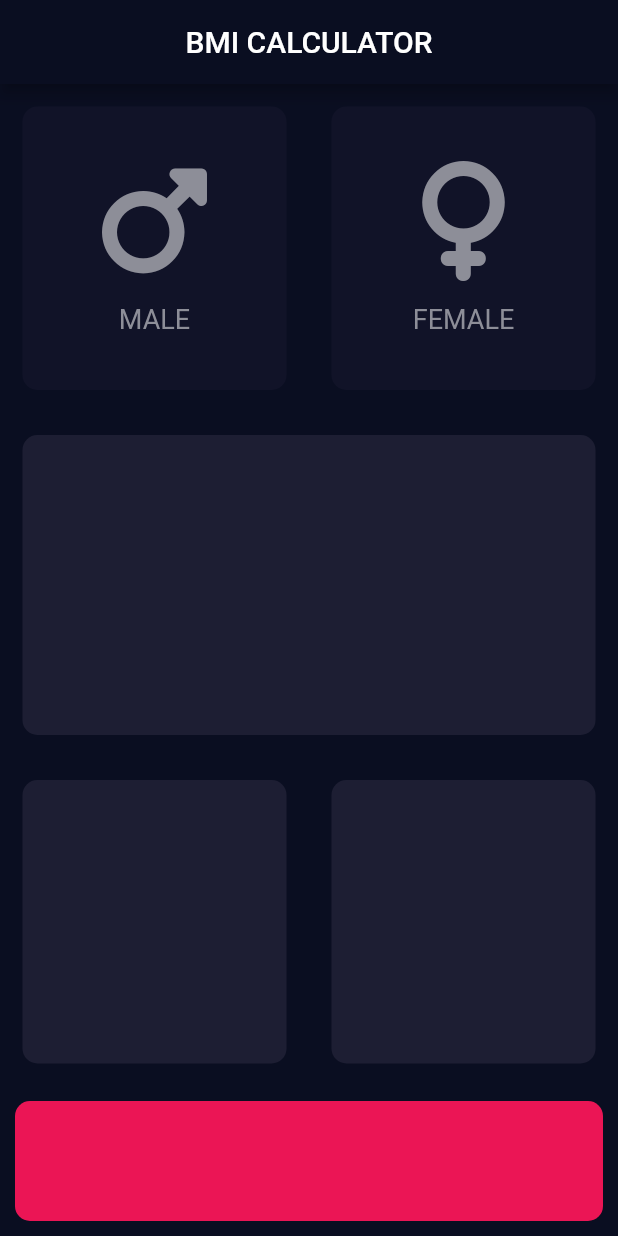
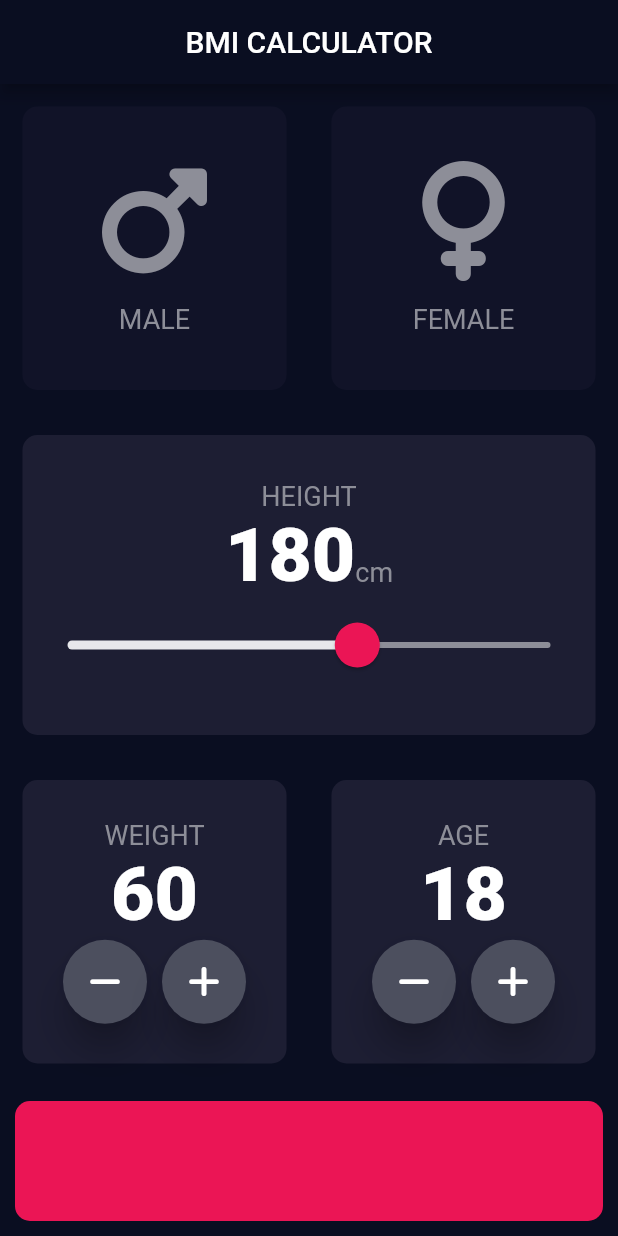
Before and after one commit to Ren-Tech/BMI-Calculator, a Flutter app: the screen it shows after launch, on a phone screen of 412 x 824 dp. Run offline on Flutter 3.47's test engine with Material 2 defaults, Android fonts, the phone set to English and light mode, and no system bars; our stand-ins replace font_awesome_flutter.

Commit message:
Implemented a  slider widget,  incorporated weight and age content into the reusable card, and crafted a custom rounded button.

```diff
--- a/lib/constants.dart
+++ b/lib/constants.dart
@@ -4,3 +4,10 @@ const double kBottomButtonHeight = 80;
 const Color kActiveCardColor = Color(0xFF1D1E33);
 const Color kInActiveCardColor = Color(0xFF111328);
 const Color kBottomButtonColor = Color(0xFFEB1555);
+const kCardTitleTextStyle = TextStyle(
+  color: Color(0xFF8D8E98),
+  fontSize: 18.0,
+);
+
+const kCardNumberTitleTextStyle =
+    TextStyle(fontSize: 50, fontWeight: FontWeight.w900);
--- a/lib/input_page.dart
+++ b/lib/input_page.dart
@@ -15,6 +15,9 @@ class InputPage extends StatefulWidget {
 
 class InputPageState extends State<InputPage> {
   Gender? selectedGender;
+  int height = 180;
+  int weight = 60;
+  int age = 18;
 
   @override
   Widget build(BuildContext context) {
@@ -23,6 +26,7 @@ class InputPageState extends State<InputPage> {
         title: const Center(child: Text('BMI CALCULATOR')),
       ),
       body: Column(
+        crossAxisAlignment: CrossAxisAlignment.stretch,
         children: [
           Expanded(
             child: Row(
@@ -69,20 +73,143 @@ class InputPageState extends State<InputPage> {
               ],
             ),
           ),
-          const ReusableCard(
+          ReusableCard(
+            cardChild: Column(
+              mainAxisAlignment: MainAxisAlignment.center,
+              children: [
+                const Text(
+                  'HEIGHT',
+                  style: kCardTitleTextStyle,
+                ),
+                Row(
+                  mainAxisAlignment: MainAxisAlignment.center,
+
+                  //this will make the baseline match each other
+                  crossAxisAlignment: CrossAxisAlignment.baseline,
+                  textBaseline: TextBaseline.alphabetic,
+                  children: [
+                    Text(
+                      height.toString(),
+                      style: kCardNumberTitleTextStyle,
+                    ),
+                    const Text(
+                      'cm',
+                      style: kCardTitleTextStyle,
+                    )
+                  ],
+                ),
+                SliderTheme(
+                  //this customize slider can be copy and paste it into the theme in main.dart to serve as the slider theme for any other slider in the app
+                  data: SliderTheme.of(context).copyWith(
+                    activeTrackColor: const Color.fromARGB(255, 231, 231, 235),
+                    inactiveTrackColor: const Color(0xFF8D8E98),
+                    thumbColor: const Color(0xFFEB1555),
+                    overlayColor: const Color(0x29EB1555),
+
+                    //this adjust the size of the overlay and thumb
+                    thumbShape:
+                        const RoundSliderThumbShape(enabledThumbRadius: 15),
+                    overlayShape:
+                        const RoundSliderOverlayShape(overlayRadius: 30),
+                  ),
+                  child: Slider(
+                    value: height.toDouble(),
+                    min: 120,
+                    max: 220,
+                    onChanged: (double newValue) {
+                      setState(() {
+                        height = newValue.round();
+                      });
+                    },
+                  ),
+                )
+              ],
+            ),
             color: kActiveCardColor,
             onUserTap: null,
           ),
-          const Expanded(
+          Expanded(
             child: Row(
               children: [
                 Expanded(
                   child: ReusableCard(
+                    cardChild: Column(
+                      mainAxisAlignment: MainAxisAlignment.center,
+                      children: [
+                        const Text(
+                          'WEIGHT',
+                          style: kCardTitleTextStyle,
+                        ),
+                        Text(
+                          weight.toString(),
+                          style: kCardNumberTitleTextStyle,
+                        ),
+                        Row(
+                          mainAxisAlignment: MainAxisAlignment.center,
+                          children: [
+                            RoundIconButton(
+                              icon: const Icon(FontAwesomeIcons.minus),
+                              onUserPressed: () {
+                                setState(() {
+                                  weight--;
+                                });
+                              },
+                            ),
+                            const SizedBox(
+                              width: 10,
+                            ),
+                            RoundIconButton(
+                              icon: const Icon(FontAwesomeIcons.plus),
+                              onUserPressed: () {
+                                setState(() {
+                                  weight++;
+                                });
+                              },
+                            ),
+                          ],
+                        )
+                      ],
+                    ),
                     color: kActiveCardColor,
                   ),
                 ),
                 Expanded(
                   child: ReusableCard(
+                    cardChild: Column(
+                      mainAxisAlignment: MainAxisAlignment.center,
+                      children: [
+                        const Text(
+                          'AGE',
+                          style: kCardTitleTextStyle,
+                        ),
+                        Text(
+                          age.toString(),
+                          style: kCardNumberTitleTextStyle,
+                        ),
+                        Row(
+                          mainAxisAlignment: MainAxisAlignment.center,
+                          children: [
+                            RoundIconButton(
+                                icon: const Icon(FontAwesomeIcons.minus),
+                                onUserPressed: () {
+                                  setState(() {
+                                    age--;
+                                  });
+                                }),
+                            const SizedBox(
+                              width: 10,
+                            ),
+                            RoundIconButton(
+                                icon: const Icon(FontAwesomeIcons.plus),
+                                onUserPressed: () {
+                                  setState(() {
+                                    age++;
+                                  });
+                                }),
+                          ],
+                        )
+                      ],
+                    ),
                     color: kActiveCardColor,
                   ),
                 ),
@@ -103,3 +230,27 @@ class InputPageState extends State<InputPage> {
     );
   }
 }
+
+class RoundIconButton extends StatelessWidget {
+  final Icon icon;
+  final Function() onUserPressed;
+  const RoundIconButton({
+    super.key,
+    required this.icon,
+    required this.onUserPressed,
+  });
+
+  @override
+  Widget build(BuildContext context) {
+    return RawMaterialButton(
+      onPressed: onUserPressed,
+      fillColor: const Color(0xFF4C4F5E),
+      shape: const CircleBorder(),
+      elevation: 10,
+
+      //to assign the size of the icon
+      constraints: const BoxConstraints.tightFor(height: 56, width: 56),
+      child: icon,
+    );
+  }
+}
--- a/lib/reusable_card_content.dart
+++ b/lib/reusable_card_content.dart
@@ -1,9 +1,5 @@
 import 'package:flutter/material.dart';
-
-const cardTitleTextStyle = TextStyle(
-  color: Color(0xFF8D8E98),
-  fontSize: 18.0,
-);
+import 'constants.dart';
 
 class ReusableCardContent extends StatelessWidget {
   final IconData cardIcon;
@@ -29,7 +25,7 @@ class ReusableCardContent extends StatelessWidget {
         ),
         Text(
           cardTitle,
-          style: cardTitleTextStyle,
+          style: kCardTitleTextStyle,
         ),
       ],
     );
```
